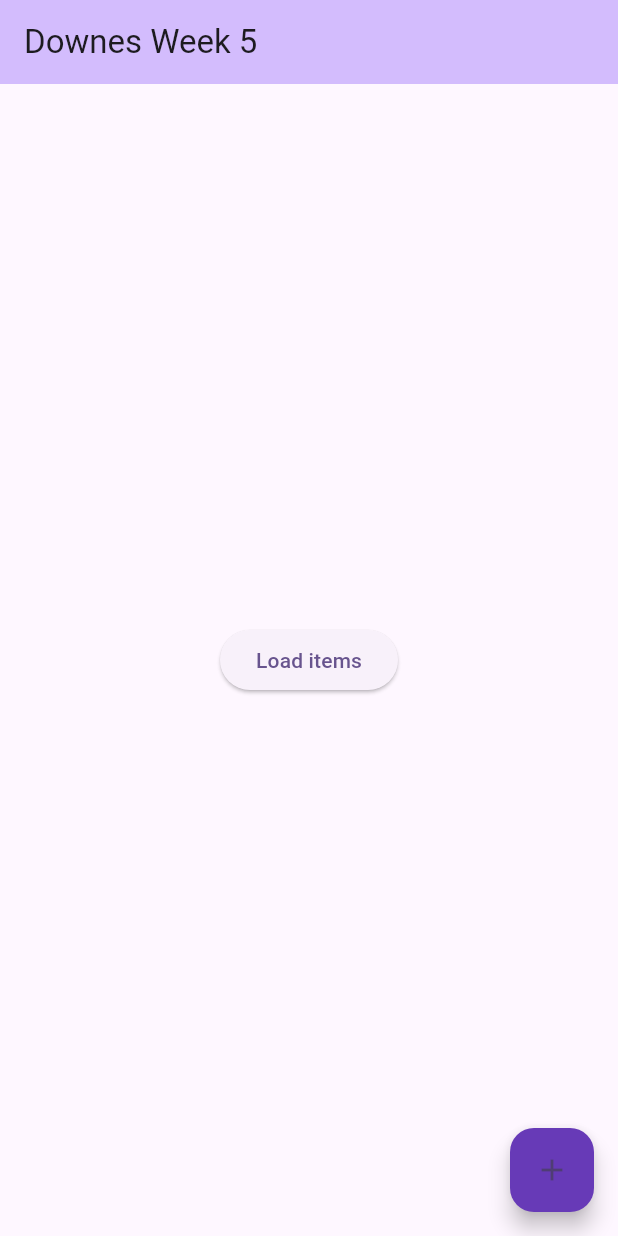
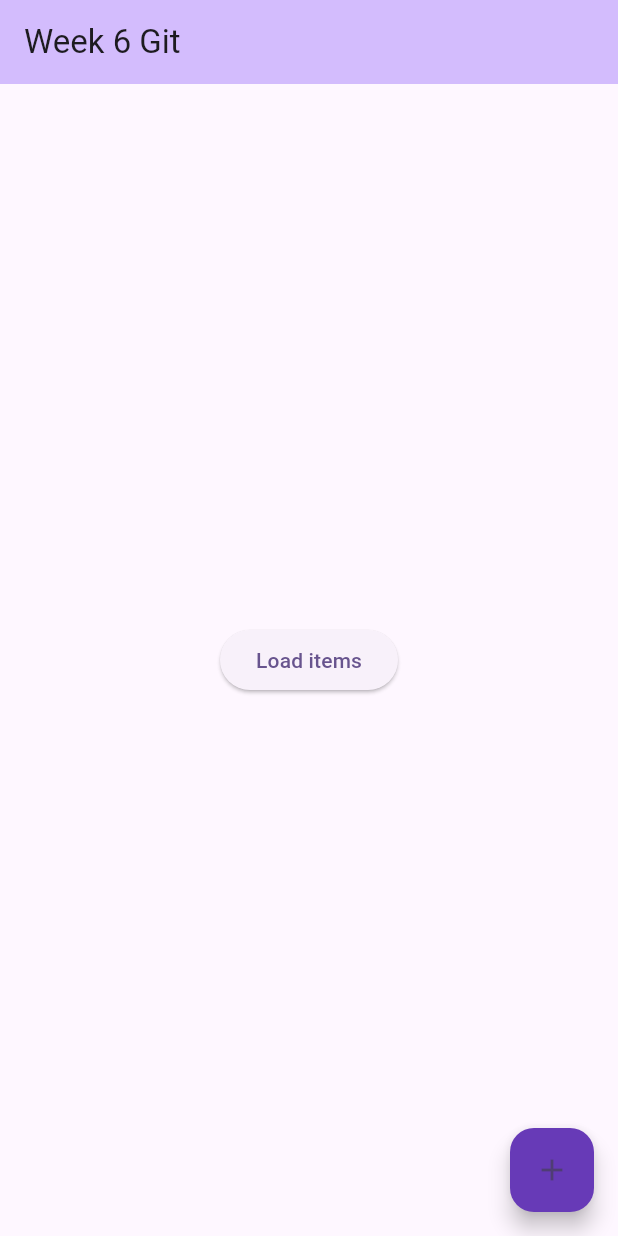
Before and after one commit to Kelldoor/Cmsc2204_Week5-1, a Flutter app: the screen it shows after launch, on a phone screen of 412 x 824 dp. Run offline on Flutter 3.47's test engine with Material 2 defaults, Android fonts, the light colour scheme and no system bars.

Commit message:
changed the title

```diff
--- a/lib/main.dart
+++ b/lib/main.dart
@@ -15,7 +15,8 @@ class MyApp extends StatelessWidget {
         colorScheme: ColorScheme.fromSeed(seedColor: Colors.deepPurple),
         useMaterial3: true,
       ),
-      home: const MyHomePage(title: 'Downes Week 5'),
+      //Changed name
+      home: const MyHomePage(title: 'Week 6 Git'),
     );
   }
 }
```
